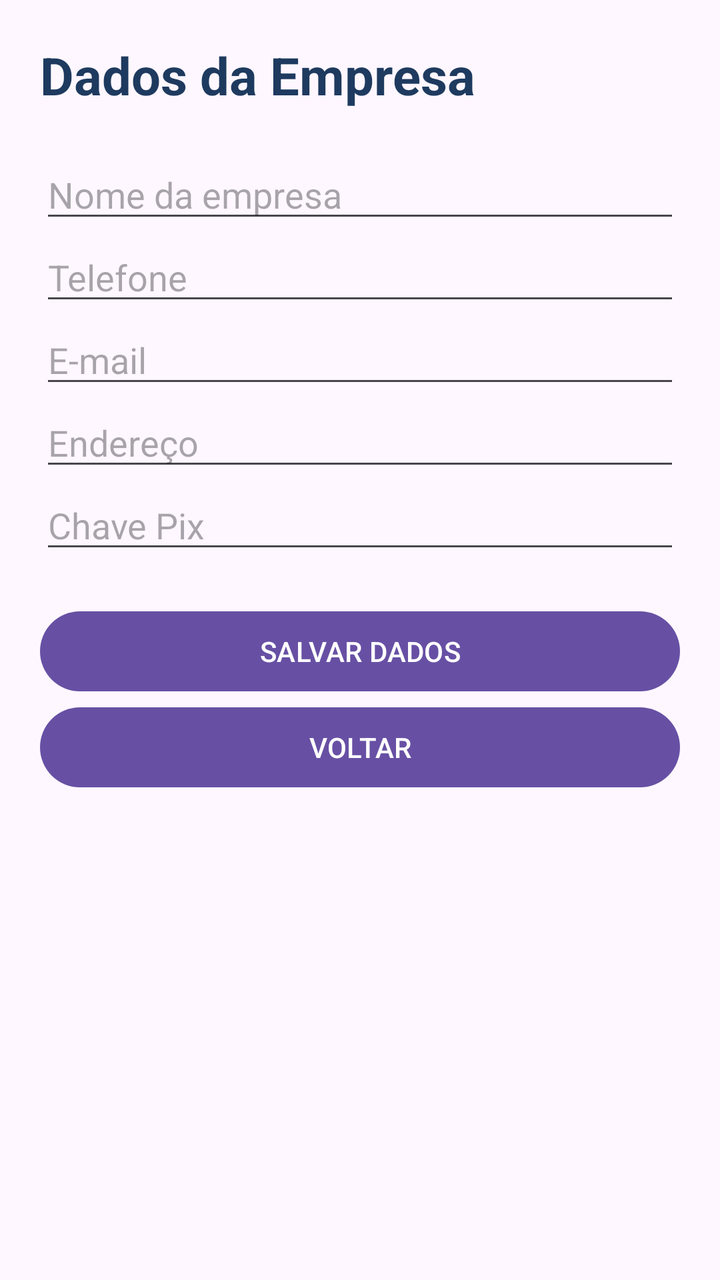
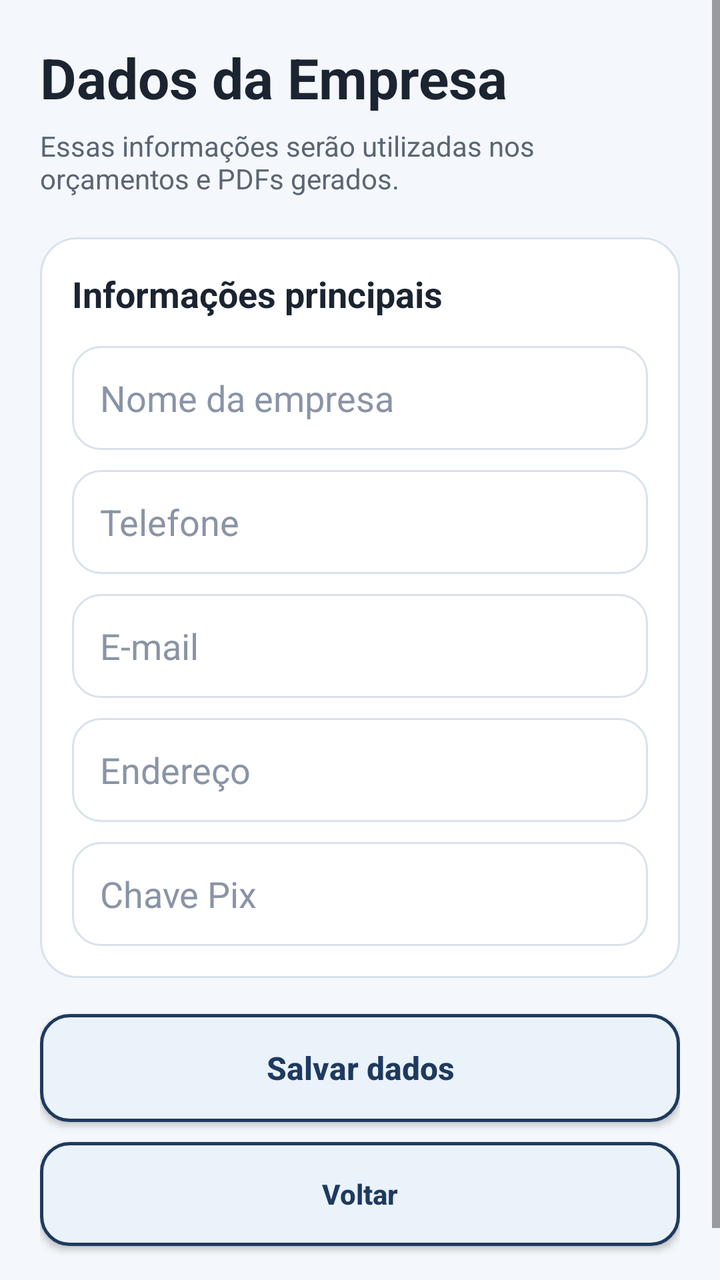

Two renders of the same Android screen: before a commit and after it. Below are the layout's source before the change and the commit's diff.
<!-- AndroidManifest.xml: application theme Theme.MyApplication -->
<!-- res/layout/activity_configuracoes.xml -->
<?xml version="1.0" encoding="utf-8"?>
<ScrollView xmlns:android="http://schemas.android.com/apk/res/android"
    android:layout_width="match_parent"
    android:layout_height="match_parent">

    <LinearLayout
        android:layout_width="match_parent"
        android:layout_height="wrap_content"
        android:orientation="vertical"
        android:padding="20dp">

        <TextView
            android:layout_width="match_parent"
            android:layout_height="wrap_content"
            android:text="Dados da Empresa"
            android:textSize="26sp"
            android:textStyle="bold"
            android:textColor="#1E3A5F" />

        <EditText
            android:id="@+id/edtEmpresa"
            android:layout_width="match_parent"
            android:layout_height="wrap_content"
            android:hint="Nome da empresa"
            android:layout_marginTop="20dp" />

        <EditText
            android:id="@+id/edtEmpresaTelefone"
            android:layout_width="match_parent"
            android:layout_height="wrap_content"
            android:hint="Telefone"
            android:inputType="phone" />

        <EditText
            android:id="@+id/edtEmpresaEmail"
            android:layout_width="match_parent"
            android:layout_height="wrap_content"
            android:hint="E-mail"
            android:inputType="textEmailAddress" />

        <EditText
            android:id="@+id/edtEmpresaEndereco"
            android:layout_width="match_parent"
            android:layout_height="wrap_content"
            android:hint="Endereço" />

        <EditText
            android:id="@+id/edtEmpresaPix"
            android:layout_width="match_parent"
            android:layout_height="wrap_content"
            android:hint="Chave Pix" />

        <Button
            android:id="@+id/btnSalvarConfiguracoes"
            android:layout_width="match_parent"
            android:layout_height="wrap_content"
            android:text="SALVAR DADOS"
            android:layout_marginTop="20dp" />

        <Button
            android:id="@+id/btnVoltarConfiguracoes"
            android:layout_width="match_parent"
            android:layout_height="wrap_content"
            android:text="VOLTAR" />

    </LinearLayout>

</ScrollView>
<!-- resources referenced by this layout -->
<resources>
  <style name="Theme.MyApplication" parent="Base.Theme.MyApplication" />
  <style name="Base.Theme.MyApplication" parent="Theme.Material3.DayNight.NoActionBar">
          
          
      </style>
</resources>

<!-- the commit's change to res/layout/activity_configuracoes.xml (unified diff, before → after) -->
@@ -1,7 +1,11 @@
 <?xml version="1.0" encoding="utf-8"?>
-<ScrollView xmlns:android="http://schemas.android.com/apk/res/android"
+<ScrollView
+    xmlns:android="http://schemas.android.com/apk/res/android"
+    xmlns:app="http://schemas.android.com/apk/res-auto"
     android:layout_width="match_parent"
-    android:layout_height="match_parent">
+    android:layout_height="match_parent"
+    android:background="@color/screen_background"
+    android:fillViewport="true">
 
     <LinearLayout
         android:layout_width="match_parent"
@@ -13,55 +17,117 @@
             android:layout_width="match_parent"
             android:layout_height="wrap_content"
             android:text="Dados da Empresa"
-            android:textSize="26sp"
+            android:textSize="28sp"
             android:textStyle="bold"
-            android:textColor="#1E3A5F" />
+            android:textColor="@color/text_primary" />
 
-        <EditText
-            android:id="@+id/edtEmpresa"
+        <TextView
             android:layout_width="match_parent"
             android:layout_height="wrap_content"
-            android:hint="Nome da empresa"
-            android:layout_marginTop="20dp" />
+            android:text="Essas informações serão utilizadas nos orçamentos e PDFs gerados."
+            android:textSize="14sp"
+            android:textColor="@color/text_secondary"
+            android:layout_marginTop="6dp"
+            android:layout_marginBottom="20dp" />
 
-        <EditText
-            android:id="@+id/edtEmpresaTelefone"
+        <LinearLayout
             android:layout_width="match_parent"
             android:layout_height="wrap_content"
-            android:hint="Telefone"
-            android:inputType="phone" />
+            android:orientation="vertical"
+            android:background="@drawable/bg_card"
+            android:layout_marginBottom="18dp">
 
-        <EditText
-            android:id="@+id/edtEmpresaEmail"
-            android:layout_width="match_parent"
-            android:layout_height="wrap_content"
-            android:hint="E-mail"
-            android:inputType="textEmailAddress" />
+            <TextView
+                android:layout_width="match_parent"
+                android:layout_height="wrap_content"
+                android:text="Informações principais"
+                android:textSize="18sp"
+                android:textStyle="bold"
+                android:textColor="@color/text_primary"
+                android:layout_marginBottom="14dp" />
 
-        <EditText
-            android:id="@+id/edtEmpresaEndereco"
-            android:layout_width="match_parent"
-            android:layout_height="wrap_content"
-            android:hint="Endereço" />
+            <EditText
+                android:id="@+id/edtEmpresa"
+                android:layout_width="match_parent"
+                android:layout_height="52dp"
+                android:background="@drawable/bg_input"
+                android:hint="Nome da empresa"
+                android:paddingHorizontal="14dp"
+                android:textColor="@color/text_primary"
+                android:textColorHint="@color/text_hint" />
 
-        <EditText
-            android:id="@+id/edtEmpresaPix"
-            android:layout_width="match_parent"
-            android:layout_height="wrap_content"
-            android:hint="Chave Pix" />
+            <EditText
+                android:id="@+id/edtEmpresaTelefone"
+                android:layout_width="match_parent"
+                android:layout_height="52dp"
+                android:background="@drawable/bg_input"
+                android:hint="Telefone"
+                android:inputType="phone"
+                android:paddingHorizontal="14dp"
+                android:layout_marginTop="10dp"
+                android:textColor="@color/text_primary"
+                android:textColorHint="@color/text_hint" />
 
-        <Button
+            <EditText
+                android:id="@+id/edtEmpresaEmail"
+                android:layout_width="match_parent"
+                android:layout_height="52dp"
+                android:background="@drawable/bg_input"
+                android:hint="E-mail"
+                android:inputType="textEmailAddress"
+                android:paddingHorizontal="14dp"
+                android:layout_marginTop="10dp"
+                android:textColor="@color/text_primary"
+                android:textColorHint="@color/text_hint" />
+
+            <EditText
+                android:id="@+id/edtEmpresaEndereco"
+                android:layout_width="match_parent"
+                android:layout_height="52dp"
+                android:background="@drawable/bg_input"
+                android:hint="Endereço"
+                android:paddingHorizontal="14dp"
+                android:layout_marginTop="10dp"
+                android:textColor="@color/text_primary"
+                android:textColorHint="@color/text_hint" />
+
+            <EditText
+                android:id="@+id/edtEmpresaPix"
+                android:layout_width="match_parent"
+                android:layout_height="52dp"
+                android:background="@drawable/bg_input"
+                android:hint="Chave Pix"
+                android:paddingHorizontal="14dp"
+                android:layout_marginTop="10dp"
+                android:textColor="@color/text_primary"
+                android:textColorHint="@color/text_hint" />
+
+        </LinearLayout>
+
+        <androidx.appcompat.widget.AppCompatButton
             android:id="@+id/btnSalvarConfiguracoes"
             android:layout_width="match_parent"
-            android:layout_height="wrap_content"
-            android:text="SALVAR DADOS"
-            android:layout_marginTop="20dp" />
+            android:layout_height="54dp"
+            android:background="@drawable/bg_button_primary"
+            app:backgroundTint="@null"
+            android:text="Salvar dados"
+            android:textAllCaps="false"
+            android:textStyle="bold"
+            android:textSize="16sp"
+            android:textColor="@color/brand_primary" />
 
-        <Button
+        <androidx.appcompat.widget.AppCompatButton
             android:id="@+id/btnVoltarConfiguracoes"
             android:layout_width="match_parent"
-            android:layout_height="wrap_content"
-            android:text="VOLTAR" />
+            android:layout_height="52dp"
+            android:background="@drawable/bg_button_primary"
+            app:backgroundTint="@null"
+            android:text="Voltar"
+            android:textAllCaps="false"
+            android:textStyle="bold"
+            android:textColor="@color/brand_primary"
+            android:layout_marginTop="10dp"
+            android:layout_marginBottom="24dp" />
 
     </LinearLayout>
 
<!-- resource entries referenced after the edit -->
@@ -1,6 +1,55 @@
 <!-- resources referenced by this layout -->
 <resources>
+  <color name="brand_primary">#1E3A5F</color>
+  <color name="screen_background">#F4F7FB</color>
+  <color name="text_hint">#8A94A6</color>
+  <color name="text_primary">#1B2430</color>
+  <color name="text_secondary">#5B6574</color>
+  <!-- drawable bg_button_primary (drawable) -->
+  <?xml version="1.0" encoding="utf-8"?>
+  <shape xmlns:android="http://schemas.android.com/apk/res/android">
+  
+      <solid android:color="#EAF2FA" />
+  
+      <corners android:radius="14dp" />
+  
+      <stroke
+          android:width="1.5dp"
+          android:color="@color/brand_primary" />
+  
+  </shape>
+  <!-- drawable bg_card (drawable) -->
+  <?xml version="1.0" encoding="utf-8"?>
+  <shape xmlns:android="http://schemas.android.com/apk/res/android">
+      <solid android:color="@color/card_background" />
+      <corners android:radius="18dp" />
+      <stroke
+          android:width="1dp"
+          android:color="@color/border_light" />
+      <padding
+          android:left="16dp"
+          android:top="16dp"
+          android:right="16dp"
+          android:bottom="16dp" />
+  </shape>
+  <!-- drawable bg_input (drawable) -->
+  <?xml version="1.0" encoding="utf-8"?>
+  <shape xmlns:android="http://schemas.android.com/apk/res/android">
+      <solid android:color="@color/field_background" />
+      <corners android:radius="14dp" />
+      <stroke
+          android:width="1dp"
+          android:color="@color/border_light" />
+      <padding
+          android:left="14dp"
+          android:top="12dp"
+          android:right="14dp"
+          android:bottom="12dp" />
+  </shape>
   <style name="Theme.MyApplication" parent="Base.Theme.MyApplication" />
+  <color name="card_background">#FFFFFF</color>
+  <color name="border_light">#D9E2EC</color>
+  <color name="field_background">#FFFFFF</color>
   <style name="Base.Theme.MyApplication" parent="Theme.Material3.DayNight.NoActionBar">
           
           
